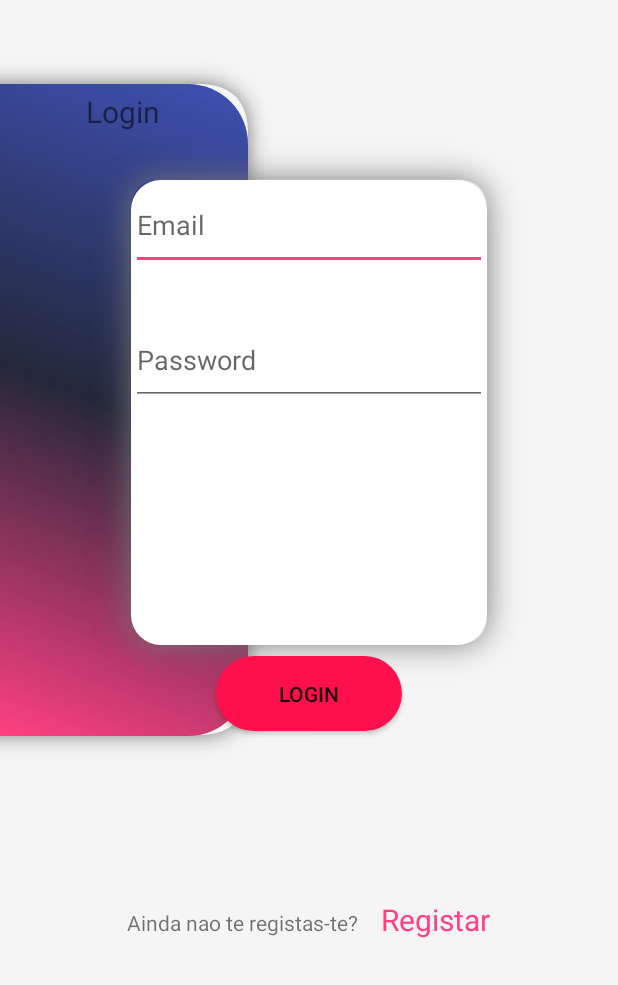
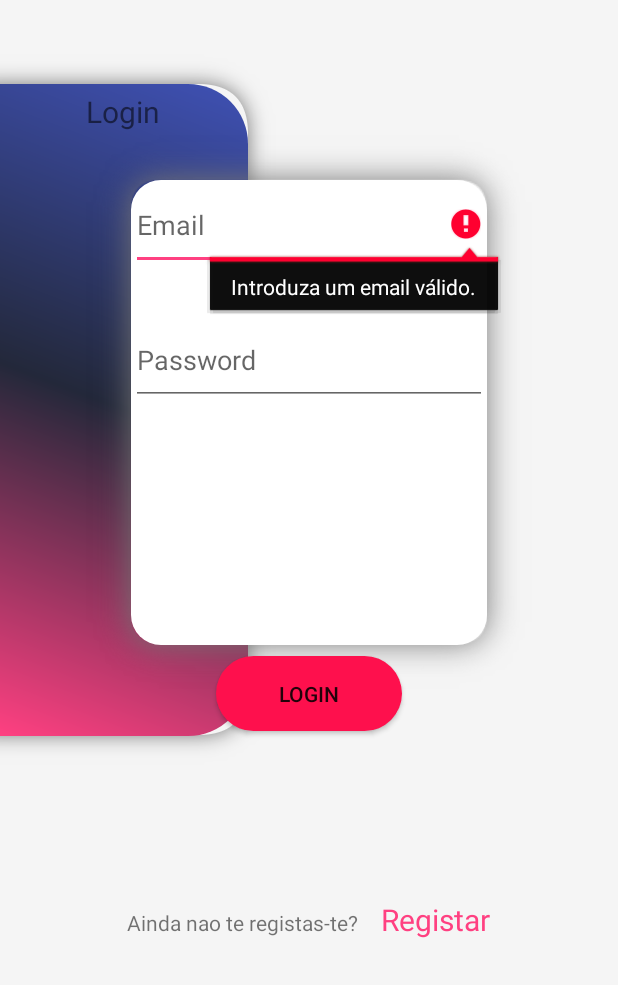
Before and after one commit to HugoEusebio2180607/HappyHouseApp, an Android app: the screen it shows after launch (LoginActivity), after a tap on "LOGIN", on a phone screen of 412 x 824 dp, the part 251-1236 px from its top. Run offline under Robolectric (Android 15) with nearby library versions, the phone set to English and light mode, and no system bars.

Commit message:
Login a funcionar

```diff
--- a/app/src/main/AndroidManifest.xml
+++ b/app/src/main/AndroidManifest.xml
@@ -18,7 +18,9 @@
                 <category android:name="android.intent.category.LAUNCHER" />
             </intent-filter>
         </activity>
-        <activity android:name=".MainActivity"></activity>
+        <activity
+            android:name=".MainActivity"
+            android:theme="@style/AppTheme.NoActionBar"></activity>
     </application>
 
 </manifest>
--- a/app/src/main/java/amsi/dei/estg/ipleiria/happy_house/LoginActivity.java
+++ b/app/src/main/java/amsi/dei/estg/ipleiria/happy_house/LoginActivity.java
@@ -4,11 +4,16 @@ import androidx.appcompat.app.AppCompatActivity;
 
 import android.content.Intent;
 import android.os.Bundle;
+import android.util.Patterns;
 import android.view.View;
+import android.widget.EditText;
 import android.widget.TextView;
 
 public class LoginActivity extends AppCompatActivity {
     public static final String EMAIL = "EMAIL";
+
+    private EditText editTextEmail;
+    private EditText editTextPassword;
 
     @Override
     protected void onCreate(Bundle savedInstanceState) {
@@ -21,11 +26,44 @@ public class LoginActivity extends AppCompatActivity {
                 startActivity(new Intent(LoginActivity.this,RegistarActivity.class));
             }
         });
+
+        editTextEmail = findViewById(R.id.editTextEmail);
+        editTextPassword = findViewById(R.id.editTextPW);
     }
 
     public void onClickLogin(View view) {
-        Intent intent = new Intent(this, ListaImoveisFragment.class);
+
+        String email = editTextEmail.getText().toString();
+        String password = editTextPassword.getText().toString();
+
+        if (!isEmailValido(email)){
+            editTextEmail.setError(getString(R.string.msg_valid_email));
+            return;
+        }
+
+        if (!isPasswordValida(password)) {
+            editTextPassword.setError(getString(R.string.msg_valid_pw));
+            return;
+        }
+
+        Intent intent = new Intent(this, MainActivity.class);
+        intent.putExtra(MainActivity.CHAVE_EMAIL, email);
         startActivity(intent);
+        finish();
 
     }
+
+    public boolean isEmailValido(String email){
+        if (email == null) {
+            return false;
+        }
+        return Patterns.EMAIL_ADDRESS.matcher(email).matches();
+    }
+
+    public boolean isPasswordValida(String password){
+        if (password == null) {
+            return false;
+        }
+        return password.length() > 4;
+    }
 }
--- a/app/src/main/res/layout/activity_login.xml
+++ b/app/src/main/res/layout/activity_login.xml
@@ -53,6 +53,7 @@
 
 
         <EditText
+            android:id="@+id/editTextEmail"
             android:layout_width="match_parent"
             android:layout_height="60dp"
             android:hint="Email" />
@@ -62,6 +63,7 @@
             android:layout_height="30dp"/>
 
         <EditText
+            android:id="@+id/editTextPW"
             android:layout_width="match_parent"
             android:layout_height="60dp"
             android:hint="Password"
--- a/app/src/main/res/values/strings.xml
+++ b/app/src/main/res/values/strings.xml
@@ -19,4 +19,8 @@
     <string name="bem_vindo">Bem Vindo</string>
     <!-- TODO: Remove or change this placeholder text -->
     <string name="hello_blank_fragment">Hello blank fragment</string>
+    <string name="navigation_drawer_open">Abrir</string>
+    <string name="navigation_drawer_close">Fechar</string>
+    <string name="msg_valid_email">Introduza um email válido.</string>
+    <string name="msg_valid_pw">Password Inválida</string>
 </resources>
```
Also changed, not shown: app/src/main/java/amsi/dei/estg/ipleiria/happy_house/MainActivity.java (+102 -1 lines).
